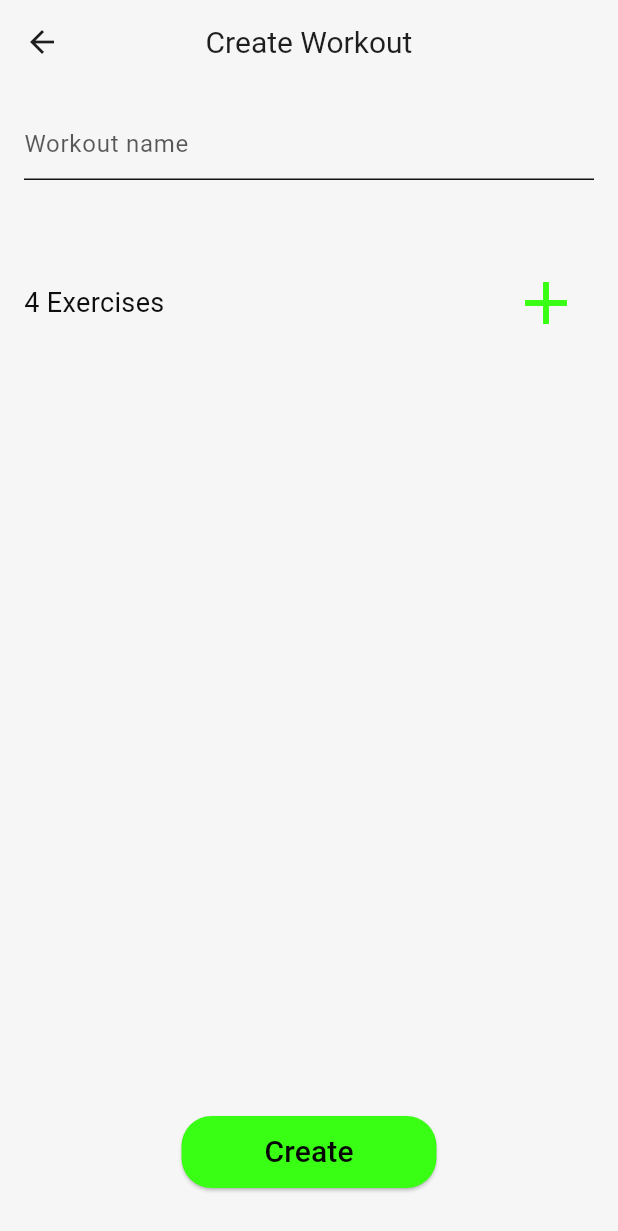
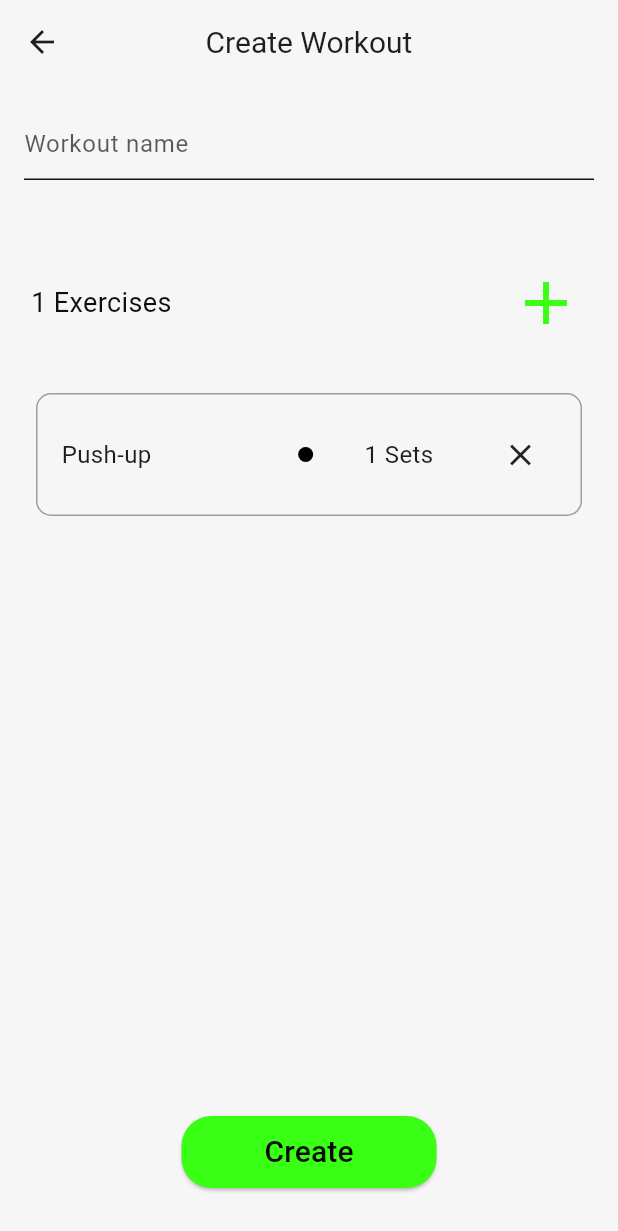
Before and after one commit to TakeOff30/fit_rep, a Flutter app: the screen it shows after launch, after a tap on the "add" icon, on a phone screen of 412 x 824 dp. Shown: the top 1231 px of the screen. Run offline on Flutter 3.47's test engine with Material 3 defaults, Android fonts, the phone set to English and light mode, and no system bars; our stand-ins replace fl_chart, table_calendar.

Commit message:
add logic to workout creation

```diff
--- a/lib/components/exercise_list_element.dart
+++ b/lib/components/exercise_list_element.dart
@@ -5,16 +5,20 @@ import 'package:flutter/material.dart';
 class ExerciseListElement extends StatelessWidget {
   final Exercise exercise;
   final Function onTap;
+  final Function onDelete;
+
   final List<ExerciseSet> sets;
 
   ExerciseListElement(
-      {required this.exercise, required this.sets, required this.onTap});
+      {required this.exercise,
+      required this.sets,
+      required this.onTap,
+      required this.onDelete});
 
   @override
   Widget build(BuildContext context) {
     return Container(
       width: double.infinity,
-      height: 60.0,
       padding: EdgeInsets.all(16.0),
       decoration: BoxDecoration(
         border: Border.all(color: Colors.grey, width: 1),
@@ -23,27 +27,29 @@ class ExerciseListElement extends StatelessWidget {
       child: Row(
         mainAxisAlignment: MainAxisAlignment.spaceBetween,
         children: <Widget>[
-          Row(
-            children: <Widget>[
-              Text(exercise.name,
+          Container(
+            child: Text(exercise.name,
               style: TextStyle(fontSize: 16, fontFamily: "Roboto")),
-              SizedBox(width: 30.0),
+              width: MediaQuery.of(context).size.width * 0.3,
+          ),
           Container(
-                width: 10.0,
-                height: 10.0,
+            width: 10,
+            height: 10,
             decoration: BoxDecoration(
+              color: Colors.black,
               shape: BoxShape.circle,
             ),
           ),
-              SizedBox(width: 45.0),
-              Text(sets.length.toString() + " Sets",
+          Text(sets.length.toString() + " Sets", textAlign: TextAlign.center,
               style: TextStyle(
                   fontSize: 16,
                   fontFamily: "Roboto",
                   fontWeight: FontWeight.normal)),
-            ],
-          ),
-          Icon(Icons.close),
+          IconButton(
+            alignment: Alignment.center,
+            icon: Icon(Icons.close),
+            onPressed: () => onDelete(exercise),
+          )
         ],
       ),
     );
--- a/lib/config.dart
+++ b/lib/config.dart
@@ -183,24 +183,6 @@ List<Workout> appWorkouts = [
       500,
       Duration(minutes: 60)),
   PlannedWorkout(
-      Workout('Today 1', {
-        fitRepExercises[0]: [
-          ExerciseSet.repsSet(reps: 10, weight: 135, restTime: 60),
-          ExerciseSet.repsSet(reps: 10, weight: 135, restTime: 60),
-          ExerciseSet.repsSet(reps: 10, weight: 135, restTime: 60),
-        ],
-        fitRepExercises[1]: [
-          ExerciseSet.repsSet(restTime: 60, reps: 20, weight: 10),
-          ExerciseSet.repsSet(restTime: 60, reps: 20, weight: 10),
-        ],
-        fitRepExercises[0]: [
-          ExerciseSet.repsSet(reps: 10, weight: 135, restTime: 60),
-          ExerciseSet.repsSet(reps: 10, weight: 135, restTime: 60),
-          ExerciseSet.repsSet(reps: 10, weight: 135, restTime: 60),
-        ],
-      }),
-      DateTime.now()),
-  PlannedWorkout(
       Workout('Planned 1', {
         fitRepExercises[0]: [
           ExerciseSet.repsSet(reps: 10, weight: 135, restTime: 60),
--- a/lib/models/workout.dart
+++ b/lib/models/workout.dart
@@ -5,7 +5,7 @@ import 'package:uuid/uuid.dart';
 
 class Workout {
   final String id = const Uuid().v4();
-  final String name;
+  String name;
   final Map<Exercise, List<ExerciseSet>> exercises;
 
   Workout(
--- a/lib/providers/workouts_manager.dart
+++ b/lib/providers/workouts_manager.dart
@@ -1,4 +1,5 @@
 import 'package:fit_rep/config.dart';
+import 'package:fit_rep/models/exercise_set.dart';
 import 'package:fit_rep/models/workout.dart';
 import 'package:flutter/material.dart';
 
@@ -23,7 +24,27 @@ class WorkoutsManager extends ChangeNotifier {
             'Full Body Workout',
             {},
           ),
-          DateTime(2024, 5, 15, 10, 0, 0, 0, 0))
+          DateTime(2024, 5, 15, 10, 0, 0, 0, 0)),
+    ],
+    '13/5/2024': [
+      PlannedWorkout(
+          Workout('Today 1', {
+            fitRepExercises[0]: [
+              ExerciseSet.repsSet(reps: 10, weight: 135, restTime: 60),
+              ExerciseSet.repsSet(reps: 10, weight: 135, restTime: 60),
+              ExerciseSet.repsSet(reps: 10, weight: 135, restTime: 60),
+            ],
+            fitRepExercises[1]: [
+              ExerciseSet.repsSet(restTime: 60, reps: 20, weight: 10),
+              ExerciseSet.repsSet(restTime: 60, reps: 20, weight: 10),
+            ],
+            fitRepExercises[0]: [
+              ExerciseSet.repsSet(reps: 10, weight: 135, restTime: 60),
+              ExerciseSet.repsSet(reps: 10, weight: 135, restTime: 60),
+              ExerciseSet.repsSet(reps: 10, weight: 135, restTime: 60),
+            ],
+          }),
+          DateTime(2024, 5, 13, 10, 0, 0, 0, 0))
     ],
   };
   final Map<String, List<Workout>> completedWorkouts = {};
@@ -77,7 +98,7 @@ class WorkoutsManager extends ChangeNotifier {
   }
 
   void addPlannedWorkout(DateTime date, Workout workout) {
-    if (date.isBefore(DateTime.now())) {
+    if (date.isBefore(DateTime.now().subtract(Duration(minutes: 1)))) {
       throw Exception('The date of the workout is in the past.');
     }
     String dateString = formatDate(date);
@@ -90,7 +111,7 @@ class WorkoutsManager extends ChangeNotifier {
   }
 
   void addCompletedWorkout(DateTime date, Workout workout) {
-    if (date.isAfter(DateTime.now())) {
+    if (date.isAfter(DateTime.now().add(Duration(minutes: 1)))) {
       throw Exception('The date of the workout is in the future.');
     }
     String dateString = formatDate(date);
--- a/lib/screens/calendar_screen.dart
+++ b/lib/screens/calendar_screen.dart
@@ -85,7 +85,7 @@ class _CalendarScreenState extends State<CalendarScreen> {
         onPressed: () {
           Navigator.push(
             context,
-            MaterialPageRoute(builder: (context) => WorkoutCreation()),
+            MaterialPageRoute(builder: (context) => WorkoutCreation(_selectedDay)),
           );
         },
         child: Icon(
--- a/lib/screens/my_gym_screen.dart
+++ b/lib/screens/my_gym_screen.dart
@@ -6,6 +6,7 @@ import 'package:fit_rep/providers/workouts_manager.dart';
 import 'package:flutter/material.dart';
 import 'package:provider/provider.dart';
 import 'package:fit_rep/screens/workout_creation.dart';
+import 'package:fit_rep/config.dart';
 
 class MyGymScreen extends StatefulWidget {
   MyGymScreen({Key? key}) : super(key: key);
@@ -26,7 +27,7 @@ class MyGymScreenState extends State<MyGymScreen> {
     setState(() {
       if (isTodayWorkout) {
         toShow =
-            workoutsProvider.getTodayWorkouts(); // Ottiene i workout di oggi
+            workoutsProvider.getWorkoutsByDay(DateTime.now()); // Ottiene i workout di oggi
       } else {
         toShow =
             workoutsProvider.getCreatedWorkouts(); // Ottiene i workout creati
@@ -151,7 +152,7 @@ class MyGymScreenState extends State<MyGymScreen> {
         onPressed: () {
           Navigator.push(
             context,
-            MaterialPageRoute(builder: (context) => WorkoutCreation()),
+            MaterialPageRoute(builder: (context) => (isTodayWorkout) ? WorkoutCreation(DateTime.now()) : WorkoutCreation(null)),
           );
         },
         child: Icon(
--- a/lib/screens/workout_creation.dart
+++ b/lib/screens/workout_creation.dart
@@ -1,4 +1,7 @@
 import 'package:fit_rep/components/exercise_list_element.dart';
+import 'package:fit_rep/config.dart';
+import 'package:fit_rep/models/exercise.dart';
+import 'package:fit_rep/models/exercise_set.dart';
 import 'package:fit_rep/models/workout.dart';
 import 'package:flutter/material.dart';
 import 'package:provider/provider.dart';
@@ -6,19 +9,17 @@ import 'package:fit_rep/providers/workouts_manager.dart';
 import 'package:fit_rep/screens/exercises_selection.dart';
 
 class WorkoutCreation extends StatefulWidget {
+  DateTime? date;
+
+  WorkoutCreation(this.date);
   @override
   _WorkoutCreationState createState() => _WorkoutCreationState();
 }
 
 class _WorkoutCreationState extends State<WorkoutCreation> {
-  Workout workout = Workout('', {});
-  late TextEditingController _nameController;
-
-  @override
-  void initState() {
-    super.initState();
-    _nameController = TextEditingController(text: workout.name);
-  }
+  Workout workout = Workout('', {
+    fitRepExercises[0]: [ExerciseSet.repsSet(restTime: 0, reps: 0, weight: 0)]
+  });
 
   Widget customContainer() {
     return Container(
@@ -67,6 +68,7 @@ class _WorkoutCreationState extends State<WorkoutCreation> {
 
   @override
   Widget build(BuildContext context) {
+    var workoutsProvider = Provider.of<WorkoutsManager>(context);
     return Scaffold(
       appBar: AppBar(
         titleSpacing: 0,
@@ -88,7 +90,11 @@ class _WorkoutCreationState extends State<WorkoutCreation> {
                 crossAxisAlignment: CrossAxisAlignment.start,
                 children: <Widget>[
                   TextField(
-                    controller: _nameController,
+                    onChanged: (value) {
+                      setState(() {
+                        workout.name = value;
+                      });
+                    },
                     style:
                         TextStyle(color: const Color.fromARGB(255, 14, 13, 13)),
                     decoration: InputDecoration(
@@ -110,7 +116,8 @@ class _WorkoutCreationState extends State<WorkoutCreation> {
                     mainAxisAlignment: MainAxisAlignment.spaceBetween,
                     children: [
                       Text(
-                        '4 Exercises',
+                        ' %d Exercises'.replaceAll(
+                            '%d', workout.exercises.length.toString()),
                         style: TextStyle(
                             color: const Color.fromARGB(255, 15, 14, 14),
                             fontSize: 18),
@@ -121,19 +128,37 @@ class _WorkoutCreationState extends State<WorkoutCreation> {
                         onPressed: () {
                           Navigator.of(context).push(
                             MaterialPageRoute(
-                              builder: (context) => ExercisesSelection(),
+                              builder: (context) =>
+                                  ExercisesSelection((Exercise exe) {
+                                setState(() {
+                                  if (workout.exercises[exe] == null)
+                                    workout.exercises[exe] = [];
+                                });
+                              }),
                             ),
                           );
                         },
                       )
                     ],
                   ),
-                  SizedBox(height: 20),
+                  (workout.exercises.entries.length == 0)
+                      ? Text('No exercises yet...')
+                      : SizedBox(height: 20),
                   ...workout.exercises.entries
-                      .map((entry) => ExerciseListElement(
-                          exercise: entry.key, sets: entry.value, onTap: () {}))
+                      .map((entry) => Container(
+                            margin: EdgeInsets.all(8),
+                            child: ExerciseListElement(
+                              exercise: entry.key,
+                              sets: entry.value,
+                              onTap: () {},
+                              onDelete: (Exercise toRemove) {
+                                setState(() {
+                                  workout.exercises.remove(toRemove);
+                                });
+                              },
+                            ),
+                          ))
                       .toList()
-                  // customContainer() here
                 ],
               ),
             ),
@@ -142,7 +167,12 @@ class _WorkoutCreationState extends State<WorkoutCreation> {
             padding: const EdgeInsets.only(bottom: 32),
             child: ElevatedButton(
               onPressed: () {
-                // Button action here
+                if (widget.date != null) {
+                  workoutsProvider.addPlannedWorkout(widget.date!, workout);
+                } else {
+                  workoutsProvider.addWorkout(workout);
+                }
+                Navigator.of(context).pop();
               },
               child: Text(
                 'Create',
--- a/lib/screens/workout_preview_screen.dart
+++ b/lib/screens/workout_preview_screen.dart
@@ -24,7 +24,7 @@ class _WorkoutPreviewScreenState extends State<WorkoutPreviewScreen> {
       body: ListView(children: [
         for (var entry in widget.workout.exercises.entries)
           ExerciseListElement(
-              exercise: entry.key, sets: entry.value, onTap: () {})
+              exercise: entry.key, sets: entry.value, onTap: () {}, onDelete: () {})
       ]),
     );
   }
```
Also changed, not shown: lib/screens/exercises_selection.dart (+64 -19 lines). Lines whose indentation alone changed are shown as unchanged.
